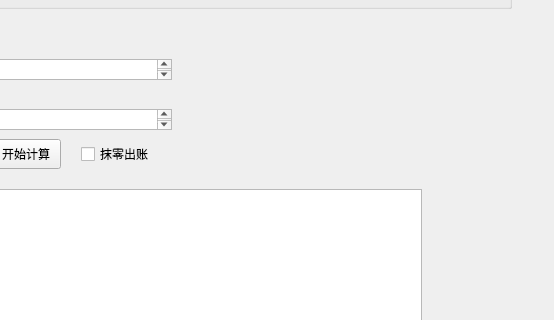
The window that ui/account_results.ui (leexuehan/AccountingAssisitor) describes before a commit, drawn with Qt 5; both pictures show x 359 to 913 and y 191 to 511 of the 913 by 671 pixel window.
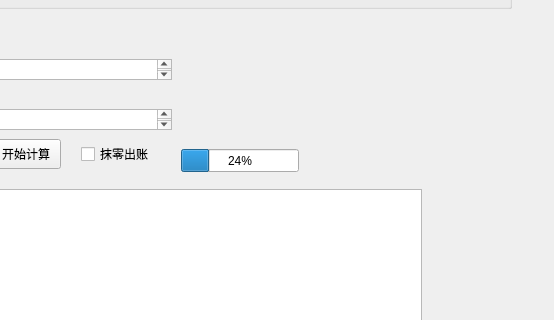
The same window after the commit.

Commit message: 煤价管理菜单栏，以及对话框添加

```diff
--- a/ui/account_results.ui
+++ b/ui/account_results.ui
@@ -186,6 +186,19 @@
     <string notr="true">border-color: qlineargradient(spread:pad, x1:0, y1:0, x2:1, y2:0, stop:0 rgba(0, 0, 0, 255), stop:1 rgba(255, 255, 255, 255));</string>
    </property>
   </widget>
+  <widget class="QProgressBar" name="progressBar">
+   <property name="geometry">
+    <rect>
+     <x>540</x>
+     <y>340</y>
+     <width>118</width>
+     <height>23</height>
+    </rect>
+   </property>
+   <property name="value">
+    <number>24</number>
+   </property>
+  </widget>
  </widget>
  <resources/>
  <connections>
```
The commit also changes 5 other files.
